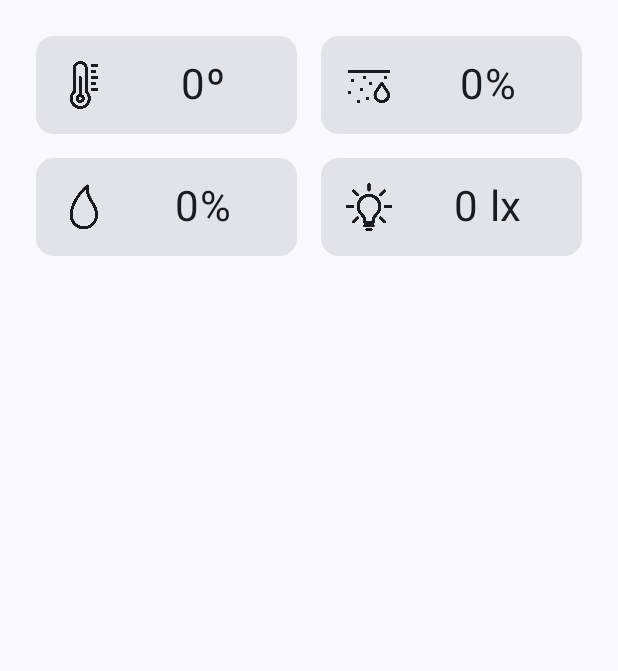
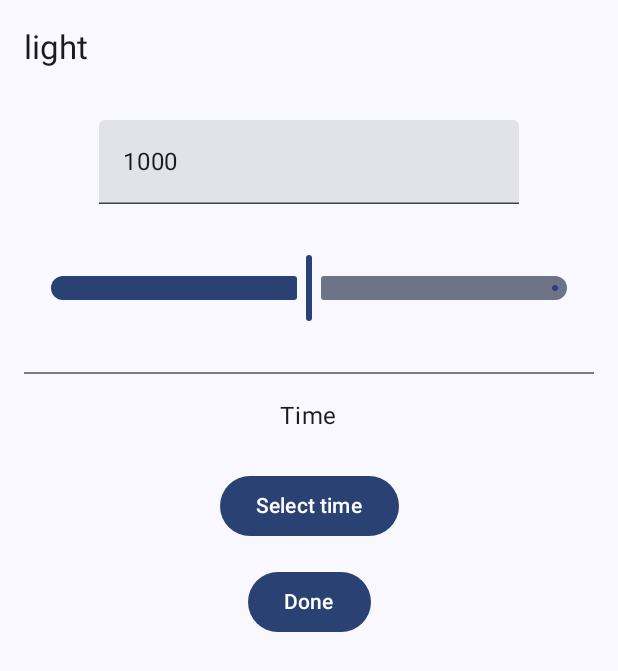
Before and after one commit to Starklosch/invernadero, an Android app built with Jetpack Compose: the composable Information shown on its own in the app's theme, after a tap on an icon or button, on a phone screen of 412 x 824 dp. Shown: the top 671 px of the screen. Run offline under Robolectric (Android 15) with nearby library versions, the phone set to English and light mode, and no system bars; libraries missing offline, so code that uses them is left out: com.juul.kable; 4 statements that could not run were skipped.

Commit message:
Settings

```diff
--- a/app/src/main/java/com/starklosch/invernadero/MainActivity.kt
+++ b/app/src/main/java/com/starklosch/invernadero/MainActivity.kt
@@ -68,6 +68,7 @@ private fun AppContent(viewModel: MainActivityViewModel = viewModel()) {
     val state by viewModel.connectionState.collectAsStateWithLifecycle()
     val deviceName by viewModel.deviceName.collectAsStateWithLifecycle()
     val values by viewModel.values.collectAsStateWithLifecycle()
+    val information by viewModel.information.collectAsStateWithLifecycle()
 
     val lifecycle = LocalLifecycleOwner.current.lifecycle
 
@@ -82,7 +83,7 @@ private fun AppContent(viewModel: MainActivityViewModel = viewModel()) {
 
     Column(horizontalAlignment = Alignment.CenterHorizontally) {
         StateIndicator(state, deviceName)
-        Information(values)
+        Information(values = values, information = information)
         Row(
             modifier = Modifier
                 .fillMaxWidth(),
@@ -112,7 +113,7 @@ private fun StateIndicator(state: State, deviceName: String) {
 }
 
 @Composable
-private fun Information(values: Values, modifier: Modifier = Modifier) {
+private fun Information(values: Values, information: Information, modifier: Modifier = Modifier) {
     val temperature = values.temperature
     val humidity = values.humidity
     val soilMoisture = values.soilMoisture
@@ -130,6 +131,13 @@ private fun Information(values: Values, modifier: Modifier = Modifier) {
             }
         }
 
+    val launch = { setting : String, error : Short ->
+        val intent = Intent(activity, SettingActivity::class.java)
+        intent.putExtra("setting", setting)
+        intent.putExtra("error", error)
+        launcher.launch(intent)
+    }
+
     Row(
         verticalAlignment = Alignment.CenterVertically,
         modifier = Modifier.padding(16.dp).widthIn(max = 500.dp)
@@ -144,11 +152,7 @@ private fun Information(values: Values, modifier: Modifier = Modifier) {
                 content = "${temperature}º",
                 icon = R.drawable.thermometer,
                 fontSize = 28.sp,
-                onClick = {
-                    val intent = Intent(activity, SettingActivity::class.java)
-                    intent.putExtra("setting", "temperature")
-                    launcher.launch(intent)
-                }
+                onClick = { launch("temperature", information.temperatureError) }
             )
             Sensor(
                 modifier = Modifier.fillMaxWidth(),
@@ -156,7 +160,7 @@ private fun Information(values: Values, modifier: Modifier = Modifier) {
                 content = "${humidity}%",
                 icon = R.drawable.water_droplet,
                 fontSize = 28.sp,
-                onClick = {}
+                onClick = { launch("humidity", information.humidityError) }
             )
         }
         Column(
@@ -169,7 +173,7 @@ private fun Information(values: Values, modifier: Modifier = Modifier) {
                 content = "${soilMoisture}%",
                 icon = R.drawable.moisture_soil,
                 fontSize = 28.sp,
-                onClick = {}
+                onClick = { launch("soilHumidity", information.soilMoistureError) }
             )
             Sensor(
                 modifier = Modifier.fillMaxWidth(),
@@ -177,7 +181,7 @@ private fun Information(values: Values, modifier: Modifier = Modifier) {
                 content = Measurement(light.toInt(), "lx").format(),
                 icon = R.drawable.light,
                 fontSize = 28.sp,
-                onClick = {}
+                onClick = { launch("light", information.lightError) }
             )
         }
     }
@@ -277,4 +281,4 @@ private fun format(value: Float, unit: String): String {
     return "${_value.roundToInt()} $_unit"
 }
 
-private fun format(value: Short, unit: String) : String = format(value.toFloat(), unit)
+private fun format(value: Short, unit: String): String = format(value.toFloat(), unit)
--- a/app/src/main/java/com/starklosch/invernadero/SettingActivity.kt
+++ b/app/src/main/java/com/starklosch/invernadero/SettingActivity.kt
@@ -1,40 +1,38 @@
+@file:OptIn(ExperimentalMaterial3Api::class)
+
 package com.starklosch.invernadero
 
 import android.app.Activity
+import android.app.TimePickerDialog
 import android.content.Intent
 import android.os.Bundle
 import androidx.activity.ComponentActivity
-import androidx.activity.compose.rememberLauncherForActivityResult
 import androidx.activity.compose.setContent
-import androidx.activity.result.contract.ActivityResultContracts
-import androidx.activity.viewModels
 import androidx.compose.foundation.layout.*
-import androidx.compose.foundation.lazy.LazyColumn
-import androidx.compose.foundation.lazy.items
-import androidx.compose.material.ExperimentalMaterialApi
-import androidx.compose.material.pullrefresh.PullRefreshIndicator
-import androidx.compose.material.pullrefresh.pullRefresh
-import androidx.compose.material.pullrefresh.rememberPullRefreshState
+import androidx.compose.foundation.text.KeyboardOptions
 import androidx.compose.material3.*
 import androidx.compose.runtime.*
 import androidx.compose.ui.Alignment
 import androidx.compose.ui.Modifier
 import androidx.compose.ui.platform.LocalContext
 import androidx.compose.ui.res.stringResource
+import androidx.compose.ui.text.input.KeyboardType
 import androidx.compose.ui.unit.dp
-import androidx.lifecycle.compose.collectAsStateWithLifecycle
-import com.google.accompanist.permissions.*
-import com.juul.kable.Advertisement
-import com.juul.kable.Bluetooth
 import com.starklosch.invernadero.ui.theme.InvernaderoTheme
-import kotlin.math.*
+import java.util.*
+import kotlin.math.log
+import kotlin.math.pow
+import kotlin.math.roundToInt
 
 class SettingActivity : ComponentActivity() {
-    var setting : String = ""
+    var setting: String = ""
+    var error: Float = 0f
+
     override fun onCreate(savedInstanceState: Bundle?) {
         super.onCreate(savedInstanceState)
 
         intent?.getStringExtra("setting")?.let { setting = it }
+        intent?.getShortExtra("error", 0)?.let { error = it.toFloat() / 100f }
 
         setContent {
             InvernaderoTheme {
@@ -51,19 +49,70 @@ class SettingActivity : ComponentActivity() {
 }
 
 @Composable
-private fun Main(){
+private fun Main() {
+    Scaffold(
+        topBar = { TopBar() }
+    )
+    { padding ->
+        Box(
+            modifier = Modifier
+                .fillMaxSize()
+                .padding(padding)
+        ) {
+            Settings()
+        }
+    }
+}
+
+@Composable
+private fun TopBar() {
+    val activity = LocalContext.current as SettingActivity
+    TopAppBar(title = { Text(text = activity.setting) })
+}
+
+@Composable
+private fun Settings() {
     val activity = LocalContext.current as SettingActivity
     var pos by remember { mutableStateOf(0.5f) }
+    val isLight = activity.setting == "light"
 
     Column(
         horizontalAlignment = Alignment.CenterHorizontally,
         modifier = Modifier.fillMaxSize().padding(16.dp)
-    ){
-        Text("Hola")
+    ) {
+        Input(value = pos, onValueChange = { pos = it }, isLight)
+        Spacer(modifier = Modifier.height(16.dp))
+        Slider(
+            value = pos,
+            onValueChange = { pos = it },
+            modifier = Modifier.padding(16.dp)
+        )
+
+        if (isLight) {
+            var selectedTimeText by remember { mutableStateOf("") }
+
+            val timePicker = TimePickerDialog(
+                activity,
+                { _, selectedHour: Int, selectedMinute: Int ->
+                    selectedTimeText = "$selectedHour:$selectedMinute"
+                }, 0, 0, false
+            )
+
+            Spacer(modifier = Modifier.height(16.dp))
+            Divider()
+            Spacer(modifier = Modifier.height(16.dp))
+            Text(stringResource(R.string.time))
+            Text(selectedTimeText)
+            Button(onClick = { timePicker.show() }) {
+                Text(stringResource(R.string.select_time))
+            }
+        }
+
+        Spacer(modifier = Modifier.height(16.dp))
         Button(onClick = {
-            val offset = 0.01f
-            val min = convert(pos - offset, true)
-            val max = convert(pos + offset, true)
+            val offset = if (isLight) 0.02f else activity.error.toFloat()
+            val min = toReadable(pos - offset, isLight)
+            val max = toReadable(pos + offset, isLight)
 
             val intent = Intent()
             intent.putExtra("setting", activity.setting)
@@ -71,25 +120,36 @@ private fun Main(){
             intent.putExtra("max", max)
             activity.setResult(Activity.RESULT_OK, intent)
             activity.finish()
-        }){
-            Text("Test")
+        }) {
+            Text(stringResource(R.string.done))
         }
-        Spacer(modifier = Modifier.height(10.dp))
-        Text(
-             text = "${convert(pos, true)}",
-          //   modifier = Modifier.align(Alignment.CenterHorizontally)
-        )
-        Slider(
-            value = pos,
-         //   steps = 3,
-            onValueChange = { pos = it }
-        )
     }
 }
 
-fun convert(value : Float, exponential : Boolean) : Int {
+@Composable
+private fun Input(value: Float, onValueChange: (Float) -> Unit, exponential: Boolean) {
+    val range = if (exponential) 0f..1000000f else 0f..100f
+    val default = if (exponential) 1 else 0
+    TextField(
+        value = "${toReadable(value, exponential)}",
+        onValueChange = {
+            val intValue = it.toIntOrNull() ?: default
+            val reversed = fromReadable(intValue, exponential)
+            onValueChange(reversed.coerceIn(range))
+        },
+        keyboardOptions = KeyboardOptions(keyboardType = KeyboardType.Number)
+    )
+}
+
+
+fun toReadable(value: Float, exponential: Boolean): Int {
     if (exponential)
         return 1000000f.pow(value).roundToInt()
-
     return (value * 100f).roundToInt()
 }
+
+fun fromReadable(value: Int, exponential: Boolean): Float {
+    if (exponential)
+        return log(value.toFloat(), 1000000f)
+    return value.toFloat() / 100f
+}
--- a/app/src/main/java/com/starklosch/invernadero/ui/theme/Theme.kt
+++ b/app/src/main/java/com/starklosch/invernadero/ui/theme/Theme.kt
@@ -3,18 +3,13 @@ package com.starklosch.invernadero.ui.theme
 import android.app.Activity
 import android.os.Build
 import androidx.compose.foundation.isSystemInDarkTheme
-import androidx.compose.material3.MaterialTheme
-import androidx.compose.material3.darkColorScheme
-import androidx.compose.material3.dynamicDarkColorScheme
-import androidx.compose.material3.dynamicLightColorScheme
-import androidx.compose.material3.lightColorScheme
+import androidx.compose.material3.*
 import androidx.compose.runtime.Composable
 import androidx.compose.runtime.SideEffect
 import androidx.compose.ui.graphics.Color
 import androidx.compose.ui.graphics.toArgb
 import androidx.compose.ui.platform.LocalContext
 import androidx.compose.ui.platform.LocalView
-import androidx.core.view.ViewCompat
 import androidx.core.view.WindowCompat
 
 private val DarkColorScheme = darkColorScheme(
@@ -61,7 +56,7 @@ fun InvernaderoTheme(
 
         SideEffect {
             (view.context as Activity).window.statusBarColor = colorScheme.primary.toArgb()
-            WindowCompat.getInsetsController(currentWindow, view)?.isAppearanceLightStatusBars = darkTheme
+            WindowCompat.getInsetsController(currentWindow, view).isAppearanceLightStatusBars = darkTheme
         }
     }
 
--- a/app/src/main/res/values/strings.xml
+++ b/app/src/main/res/values/strings.xml
@@ -66,4 +66,7 @@
     <string name="disconnect">Disconnect</string>
     <string name="enable_bluetooth">Enable Bluetooth</string>
     <string name="request_permissions">Request permissions</string>
+    <string name="done">Done</string>
+    <string name="select_time">Select time</string>
+    <string name="time">Time</string>
 </resources>
```
Also changed, not shown: 2 other files.
